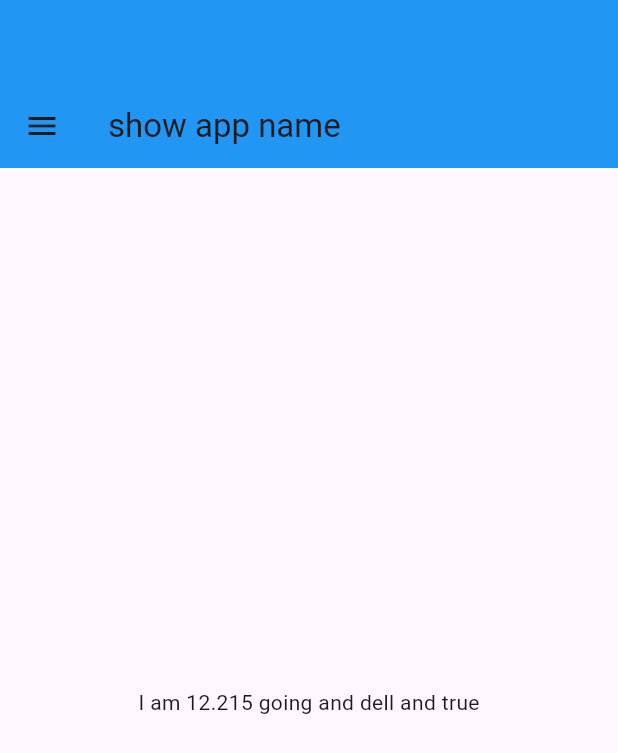
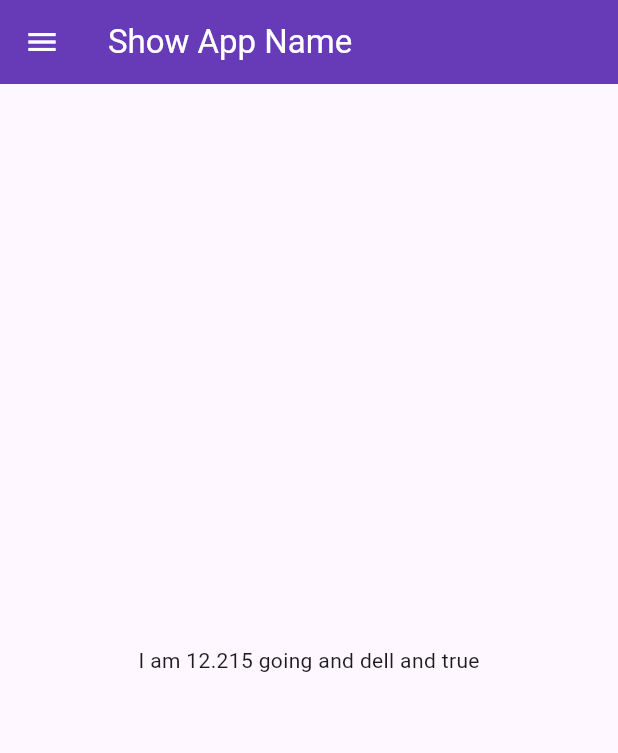
Before and after one commit to waqas730/Flutterapp, a Flutter app: the screen it shows after launch, on a phone screen of 412 x 824 dp. Shown: the top 753 px of the screen. Run offline on Flutter 3.47's test engine with Material 3 defaults, Android fonts, the phone set to English and light mode, and no system bars.

Commit message:
day 3 completed

```diff
--- /dev/null
+++ b/lib/login_page.dart
@@ -0,0 +1,20 @@
+import 'package:flutter/material.dart';
+
+class LoginPage extends StatelessWidget {
+  @override
+  Widget build(BuildContext context) {
+    return Material(
+      child: Center(
+        child: Text(
+          "Login Page",
+          style: TextStyle(
+            fontSize: 20,
+            color: Colors.blue,
+            fontWeight: FontWeight.bold,
+          ),
+          textScaleFactor: 2.0,
+        ),
+      ),
+    );
+  }
+}
--- a/lib/main.dart
+++ b/lib/main.dart
@@ -1,22 +1,39 @@
-import 'package:demo_app/home_page.dart';
+import 'package:demo_app/login_page.dart';
 import 'package:flutter/material.dart';
+import 'pages/home_page.dart';
 
 void main() {
   runApp(MyApp());
 }
 
 class MyApp extends StatelessWidget {
-  const MyApp({super.key});
-
   @override
   Widget build(BuildContext context) {
     return MaterialApp(
-      home: Scaffold(
-        appBar: AppBar(
-          backgroundColor: Colors.blue, // Ensure AppBar color is set
+      //  home: HomePage(),
+      themeMode: ThemeMode.light, // Set theme mode to light
+      theme: ThemeData(
+        primarySwatch: Colors.deepPurple, // Define primary color scheme
+        appBarTheme: const AppBarTheme(
+          color:
+              Colors.deepPurple, // Explicitly set AppBar color for light theme
+          foregroundColor: Colors.white, // Set AppBar text/icon color
         ),
-        body: HomePage(),
       ),
+      darkTheme: ThemeData(
+        brightness: Brightness.dark, // Enable dark mode brightness
+        primarySwatch: Colors.red, // Define primary color for dark theme
+        appBarTheme: const AppBarTheme(
+          color: Colors.red, // Explicitly set AppBar color for dark theme
+          foregroundColor: Colors.white, // Set AppBar text/icon color
+        ),
+      ),
+      initialRoute: "/home",
+      routes: {
+        "/": (context) => LoginPage(),
+        "/login": (context) => LoginPage(),
+        "/home": (context) => HomePage(),
+      },
     );
   }
 }
--- a/lib/home_page.dart
+++ b/lib/pages/home_page.dart
@@ -11,16 +11,14 @@ class HomePage extends StatelessWidget {
   Widget build(BuildContext context) {
     return Scaffold(
       appBar: AppBar(
-        backgroundColor: Colors.blue, // Set the color of AppBar
-        title: Text("show app name"),
+        title: const Text("Show App Name"),
       ),
       body: Center(
         child: Container(
-          child: Text(
-              "I am $days going and $name and $isMale"), // Corrected text from "i a going" to "I am going"
+          child: Text("I am $days going and $name and $isMale"),
         ),
       ),
-      drawer: Drawer(),
+      drawer: const Drawer(),
     );
   }
 }
```
